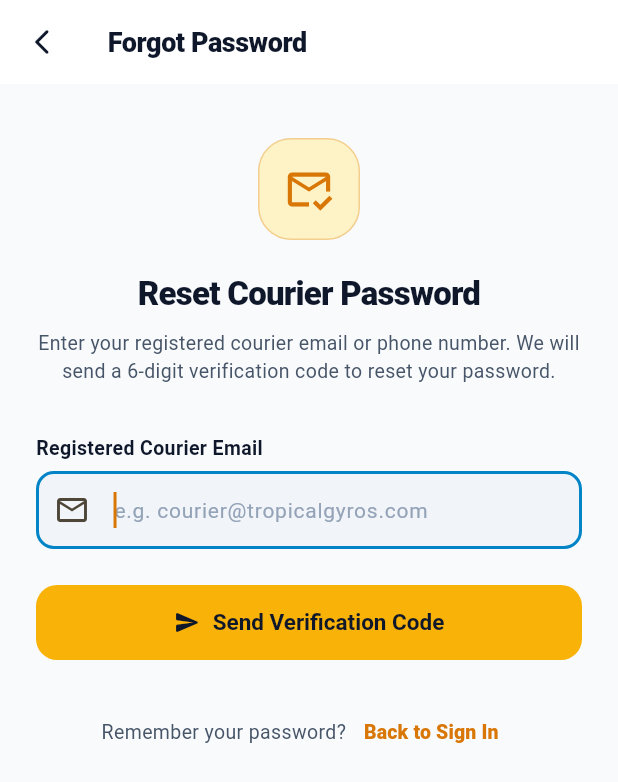
After one commit to Azaruddin1khan/tropical_Delivery_boy_app, a Flutter app: the screen it shows after launch, after a tap on "Forgot Password?", on a phone screen of 412 x 824 dp. The commit adds this screen. Shown: the top 782 px of the screen. Run offline on Flutter 3.47's test engine with Material 3 defaults, Android fonts, the phone set to English and light mode, and no system bars; our stand-ins replace flutter_map, latlong2; missing offline and left inert: mobile_scanner; accounts and stored records are empty.

Commit message:
feat: add forgot password and reset password flow with OTP in Delivery Boy app

```diff
--- /dev/null
+++ b/lib/screens/forgot_password_screen.dart
@@ -0,0 +1,211 @@
+import 'package:flutter/material.dart';
+
+import '../core/theme/app_colors.dart';
+import '../core/widgets/primary_button.dart';
+import '../services/api_service.dart';
+import 'reset_password_screen.dart';
+
+class ForgotPasswordScreen extends StatefulWidget {
+  const ForgotPasswordScreen({super.key});
+
+  @override
+  State<ForgotPasswordScreen> createState() => _ForgotPasswordScreenState();
+}
+
+class _ForgotPasswordScreenState extends State<ForgotPasswordScreen> {
+  final _formKey = GlobalKey<FormState>();
+  final _emailController = TextEditingController();
+  bool _isLoading = false;
+
+  @override
+  void dispose() {
+    _emailController.dispose();
+    super.dispose();
+  }
+
+  void _handleSendCode() async {
+    if (!_formKey.currentState!.validate()) return;
+
+    setState(() => _isLoading = true);
+
+    final email = _emailController.text.trim();
+    final result = await DeliveryApiService.forgotPassword(email);
+
+    if (!mounted) return;
+    setState(() => _isLoading = false);
+
+    if (result['success'] == true) {
+      final demoOtp = result['demoOtp']?.toString();
+      final msg = demoOtp != null
+          ? 'Verification code sent! Code: $demoOtp'
+          : (result['message']?.toString() ?? 'Verification code sent to your email!');
+
+      ScaffoldMessenger.of(context).showSnackBar(
+        SnackBar(
+          content: Text(msg),
+          backgroundColor: AppColors.limeGreenDark,
+          behavior: SnackBarBehavior.floating,
+          duration: const Duration(seconds: 5),
+        ),
+      );
+
+      Navigator.of(context).push(
+        MaterialPageRoute(
+          builder: (_) => ResetPasswordScreen(
+            email: email,
+            initialOtp: demoOtp,
+          ),
+        ),
+      );
+    } else {
+      final err = result['error']?.toString() ??
+          'Could not find courier account. Please check the email entered.';
+      ScaffoldMessenger.of(context).showSnackBar(
+        SnackBar(
+          content: Text(err),
+          backgroundColor: AppColors.errorRed,
+          behavior: SnackBarBehavior.floating,
+        ),
+      );
+    }
+  }
+
+  @override
+  Widget build(BuildContext context) {
+    return Scaffold(
+      backgroundColor: AppColors.background,
+      appBar: AppBar(
+        title: const Text(
+          'Forgot Password',
+          style: TextStyle(
+            fontSize: 18,
+            fontWeight: FontWeight.w800,
+            color: AppColors.textDark,
+          ),
+        ),
+        backgroundColor: Colors.white,
+        elevation: 0,
+        leading: IconButton(
+          icon: const Icon(Icons.arrow_back_ios_new_rounded, color: AppColors.textDark, size: 20),
+          onPressed: () => Navigator.of(context).pop(),
+        ),
+      ),
+      body: SafeArea(
+        child: SingleChildScrollView(
+          padding: const EdgeInsets.symmetric(horizontal: 24, vertical: 24),
+          child: Form(
+            key: _formKey,
+            child: Column(
+              crossAxisAlignment: CrossAxisAlignment.stretch,
+              children: [
+                const SizedBox(height: 12),
+                Center(
+                  child: Container(
+                    width: 68,
+                    height: 68,
+                    decoration: BoxDecoration(
+                      color: AppColors.tropicalYellowLight,
+                      borderRadius: BorderRadius.circular(22),
+                      border: Border.all(
+                        color: AppColors.tropicalYellowDark.withValues(alpha: 0.3),
+                      ),
+                    ),
+                    child: const Icon(
+                      Icons.mark_email_read_outlined,
+                      color: AppColors.tropicalYellowDark,
+                      size: 34,
+                    ),
+                  ),
+                ),
+                const SizedBox(height: 20),
+                const Text(
+                  'Reset Courier Password',
+                  textAlign: TextAlign.center,
+                  style: TextStyle(
+                    fontSize: 22,
+                    fontWeight: FontWeight.w900,
+                    color: AppColors.textDark,
+                    letterSpacing: -0.5,
+                  ),
+                ),
+                const SizedBox(height: 8),
+                const Text(
+                  'Enter your registered courier email or phone number. We will send a 6-digit verification code to reset your password.',
+                  textAlign: TextAlign.center,
+                  style: TextStyle(
+                    fontSize: 13,
+                    color: AppColors.textSecondary,
+                    height: 1.45,
+                  ),
+                ),
+                const SizedBox(height: 32),
+
+                // Email input field
+                const Text(
+                  'Registered Courier Email',
+                  style: TextStyle(
+                    fontSize: 13,
+                    fontWeight: FontWeight.w700,
+                    color: AppColors.textDark,
+                  ),
+                ),
+                const SizedBox(height: 6),
+                TextFormField(
+                  controller: _emailController,
+                  keyboardType: TextInputType.emailAddress,
+                  autofocus: true,
+                  decoration: const InputDecoration(
+                    hintText: 'e.g. courier@tropicalgyros.com',
+                    prefixIcon: Icon(Icons.email_outlined),
+                  ),
+                  validator: (val) {
+                    if (val == null || val.trim().isEmpty) {
+                      return 'Please enter your registered email';
+                    }
+                    return null;
+                  },
+                ),
+                const SizedBox(height: 24),
+
+                // Send Code Button
+                PrimaryButton(
+                  text: 'Send Verification Code',
+                  icon: Icons.send_rounded,
+                  isLoading: _isLoading,
+                  variant: ButtonVariant.primary,
+                  onPressed: _handleSendCode,
+                ),
+                const SizedBox(height: 24),
+
+                // Return to Sign in link
+                Row(
+                  mainAxisAlignment: MainAxisAlignment.center,
+                  children: [
+                    const Text(
+                      'Remember your password?',
+                      style: TextStyle(
+                        fontSize: 13,
+                        color: AppColors.textSecondary,
+                      ),
+                    ),
+                    TextButton(
+                      onPressed: () => Navigator.of(context).pop(),
+                      child: const Text(
+                        'Back to Sign In',
+                        style: TextStyle(
+                          fontSize: 13,
+                          fontWeight: FontWeight.w800,
+                          color: AppColors.tropicalYellowDark,
+                        ),
+                      ),
+                    ),
+                  ],
+                ),
+              ],
+            ),
+          ),
+        ),
+      ),
+    );
+  }
+}
--- a/lib/screens/login_screen.dart
+++ b/lib/screens/login_screen.dart
@@ -6,6 +6,7 @@ import '../core/widgets/demo_banner.dart';
 import '../core/widgets/primary_button.dart';
 import '../models/staff_user.dart';
 import '../state/staff_state_scope.dart';
+import 'forgot_password_screen.dart';
 import 'main_navigation_screen.dart';
 
 class LoginScreen extends StatefulWidget {
@@ -254,11 +255,38 @@ class _LoginScreenState extends State<LoginScreen> {
                       return null;
                     },
                   ),
-                  const SizedBox(height: 24),
+                  const SizedBox(height: 8),
+
+                  // Forgot Password Link
+                  Align(
+                    alignment: Alignment.centerRight,
+                    child: TextButton(
+                      onPressed: () {
+                        Navigator.of(context).push(
+                          MaterialPageRoute(
+                            builder: (_) => const ForgotPasswordScreen(),
+                          ),
+                        );
+                      },
+                      style: TextButton.styleFrom(
+                        visualDensity: VisualDensity.compact,
+                        padding: const EdgeInsets.symmetric(horizontal: 4, vertical: 4),
+                        foregroundColor: AppColors.tropicalYellowDark,
+                      ),
+                      child: const Text(
+                        'Forgot Password?',
+                        style: TextStyle(
+                          fontSize: 13,
+                          fontWeight: FontWeight.w700,
+                        ),
+                      ),
+                    ),
+                  ),
+                  const SizedBox(height: 16),
 
                   // Submit Button
                   PrimaryButton(
-                    text: 'Sign In (Demo)',
+                    text: 'Sign In',
                     icon: Icons.login_rounded,
                     isLoading: _isLoading,
                     variant: ButtonVariant.primary,
--- a/lib/services/api_service.dart
+++ b/lib/services/api_service.dart
@@ -67,6 +67,64 @@ class DeliveryApiService {
         success: false,
         error: 'Unable to connect to server. Please check your internet connection.',
       );
+    }
+  }
+
+  static Future<Map<String, dynamic>> forgotPassword(String email) async {
+    try {
+      final base = await getBaseUrl();
+      final uri = Uri.parse('$base/api/delivery-boy/auth/forgot-password');
+      final response = await http
+          .post(
+            uri,
+            headers: {'Content-Type': 'application/json'},
+            body: jsonEncode({'email': email.trim()}),
+          )
+          .timeout(const Duration(seconds: 10));
+
+      final json = jsonDecode(response.body) as Map<String, dynamic>;
+      return json;
+    } catch (e) {
+      debugPrint('DeliveryApiService.forgotPassword error: $e');
+      return {
+        'success': false,
+        'error': 'Unable to connect to server. Please check your internet connection.',
+      };
+    }
+  }
+
+  static Future<Map<String, dynamic>> resetPassword({
+    required String email,
+    required String otp,
+    required String newPassword,
+    String? token,
+  }) async {
+    try {
+      final base = await getBaseUrl();
+      final uri = Uri.parse('$base/api/delivery-boy/auth/reset-password');
+      final payload = <String, dynamic>{
+        'email': email.trim(),
+        'otp': otp.trim(),
+        'newPassword': newPassword.trim(),
+      };
+      if (token != null) payload['token'] = token;
+
+      final response = await http
+          .post(
+            uri,
+            headers: {'Content-Type': 'application/json'},
+            body: jsonEncode(payload),
+          )
+          .timeout(const Duration(seconds: 10));
+
+      final json = jsonDecode(response.body) as Map<String, dynamic>;
+      return json;
+    } catch (e) {
+      debugPrint('DeliveryApiService.resetPassword error: $e');
+      return {
+        'success': false,
+        'error': 'Unable to connect to server. Please check your internet connection.',
+      };
     }
   }
 
--- a/lib/state/staff_app_state.dart
+++ b/lib/state/staff_app_state.dart
@@ -247,6 +247,24 @@ class StaffAppState extends ChangeNotifier {
     return false;
   }
 
+  Future<Map<String, dynamic>> forgotPassword(String email) async {
+    return await DeliveryApiService.forgotPassword(email);
+  }
+
+  Future<Map<String, dynamic>> resetPassword({
+    required String email,
+    required String otp,
+    required String newPassword,
+    String? token,
+  }) async {
+    return await DeliveryApiService.resetPassword(
+      email: email,
+      otp: otp,
+      newPassword: newPassword,
+      token: token,
+    );
+  }
+
   void logout() {
     _currentUser = null;
     notifyListeners();
```
Also changed, not shown: lib/screens/reset_password_screen.dart (added, +315 -0 lines).
